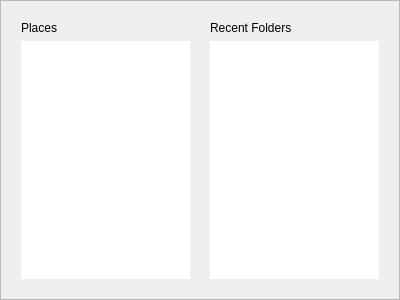
This is app/startpage.ui in KDE/gwenview as Qt 5 draws it before an edit. The edited form follows.
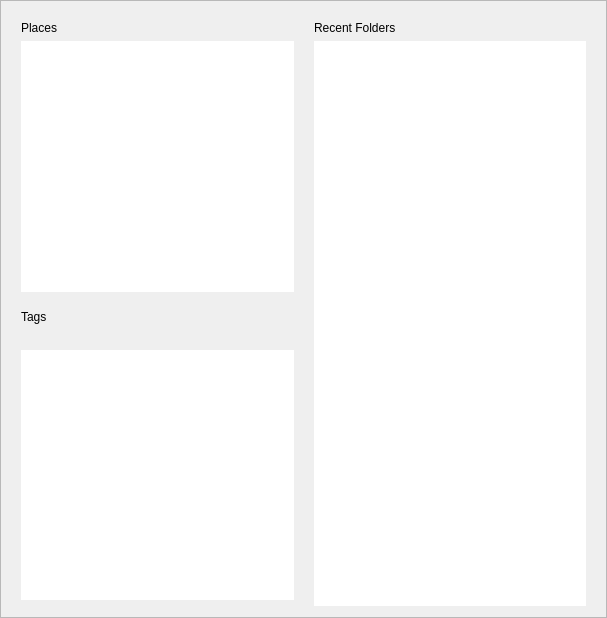
This is the edited form. Custom widgets are drawn as their Qt base class.

Commit message: Added simple browse by tag ui.

The edit to the form file:
```diff
--- a/app/startpage.ui
+++ b/app/startpage.ui
@@ -5,8 +5,8 @@
    <rect>
     <x>0</x>
     <y>0</y>
-    <width>400</width>
-    <height>300</height>
+    <width>607</width>
+    <height>618</height>
    </rect>
   </property>
   <property name="autoFillBackground" >
@@ -18,18 +18,27 @@
   <property name="frameShadow" >
    <enum>QFrame::Sunken</enum>
   </property>
-  <layout class="QGridLayout" name="gridLayout" >
+  <layout class="QGridLayout" name="gridLayout_2" >
+   <property name="leftMargin" >
+    <number>20</number>
+   </property>
+   <property name="topMargin" >
+    <number>20</number>
+   </property>
+   <property name="rightMargin" >
+    <number>20</number>
+   </property>
    <property name="horizontalSpacing" >
     <number>20</number>
    </property>
-   <property name="margin" >
-    <number>20</number>
-   </property>
    <item row="0" column="0" >
     <widget class="QLabel" name="label" >
      <property name="text" >
       <string>Places</string>
      </property>
+     <property name="title" stdset="0" >
+      <bool>true</bool>
+     </property>
     </widget>
    </item>
    <item row="0" column="1" >
@@ -37,6 +46,9 @@
      <property name="text" >
       <string>Recent Folders</string>
      </property>
+     <property name="title" stdset="0" >
+      <bool>true</bool>
+     </property>
     </widget>
    </item>
    <item row="1" column="0" >
@@ -52,7 +64,7 @@
      </property>
     </widget>
    </item>
-   <item row="1" column="1" >
+   <item rowspan="6" row="1" column="1" >
     <widget class="QListView" name="mRecentFoldersView" >
      <property name="frameShape" >
       <enum>QFrame::NoFrame</enum>
@@ -65,6 +77,55 @@
      </property>
     </widget>
    </item>
+   <item row="2" column="0" >
+    <spacer name="verticalSpacer_2" >
+     <property name="orientation" >
+      <enum>Qt::Vertical</enum>
+     </property>
+     <property name="sizeType" >
+      <enum>QSizePolicy::Fixed</enum>
+     </property>
+     <property name="sizeHint" stdset="0" >
+      <size>
+       <width>20</width>
+       <height>12</height>
+      </size>
+     </property>
+    </spacer>
+   </item>
+   <item row="3" column="0" >
+    <widget class="QLabel" name="label_3" >
+     <property name="text" >
+      <string>Tags</string>
+     </property>
+     <property name="title" stdset="0" >
+      <bool>true</bool>
+     </property>
+    </widget>
+   </item>
+   <item row="4" column="0" >
+    <widget class="QLabel" name="mTagLabel" >
+     <property name="text" >
+      <string/>
+     </property>
+     <property name="wordWrap" >
+      <bool>true</bool>
+     </property>
+    </widget>
+   </item>
+   <item row="5" column="0" >
+    <widget class="QListView" name="mTagView" >
+     <property name="frameShape" >
+      <enum>QFrame::NoFrame</enum>
+     </property>
+     <property name="iconSize" >
+      <size>
+       <width>32</width>
+       <height>32</height>
+      </size>
+     </property>
+    </widget>
+   </item>
   </layout>
  </widget>
  <customwidgets>
```
The commit also changes 3 other files.
